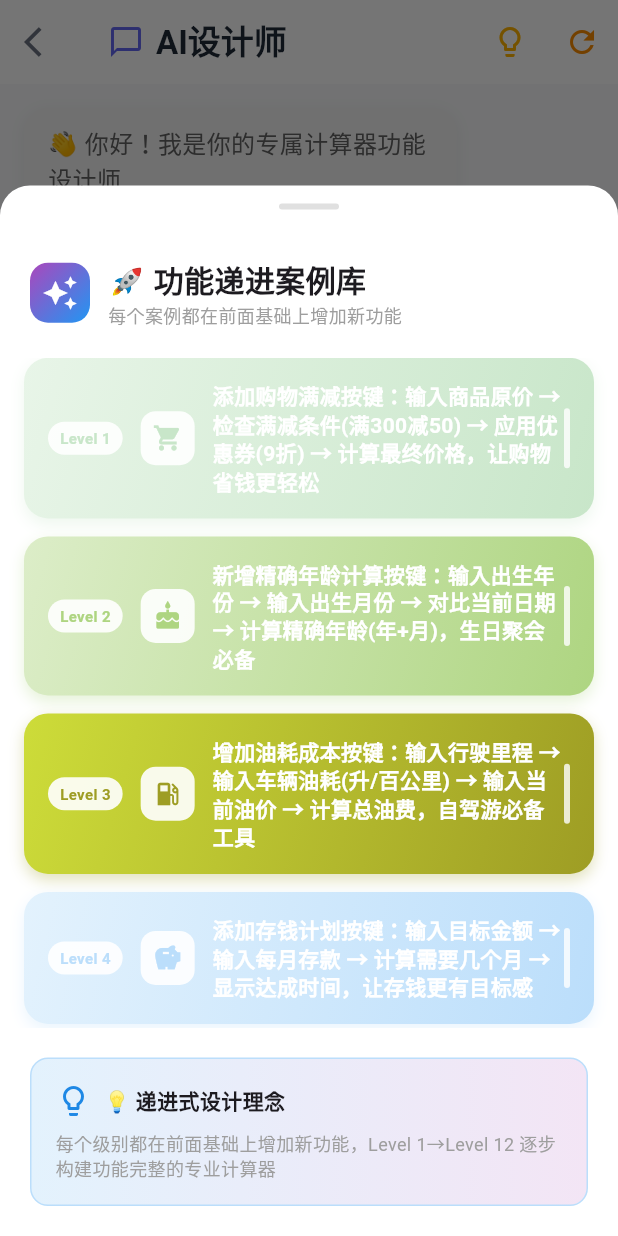
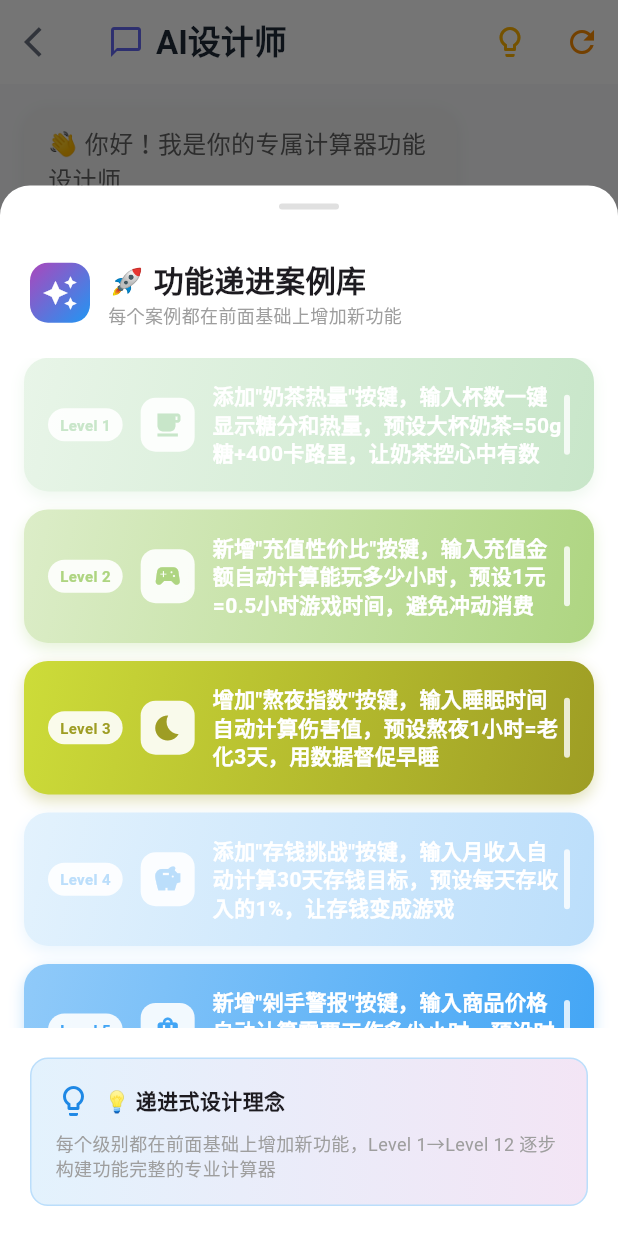
Before and after one commit to visionwise-nick/Queee-Calculator, a Flutter app: the AICustomizeScreen screen opened directly, after a tap on the "lightbulb outline" icon, on a phone screen of 412 x 824 dp. Run offline on Flutter 3.47's test engine with Material 3 defaults, Android fonts, the phone set to English and light mode, and no system bars; our stand-ins replace math_expressions, shared_preferences; accounts and stored records are empty; Roboto replaces fonts that are missing (SF Pro Display).

Commit message:
🎯【版本00095案例库特色化升级】全面替换AI设计师案例库：删除传统无聊案例，新增12个超有特色的潮流生活计算器(奶茶热量警告/游戏充值性价比/熬夜伤害指数/月光族储蓄挑战/剁手警告器/健身燃脂/咖啡因监控/恋爱纪念日/房租压力/外卖对比/加班时薪/网红打卡成本)，每个都带预设参数一键计算，更贴近年轻用户生活场景

```diff
--- a/lib/screens/ai_customize_screen.dart
+++ b/lib/screens/ai_customize_screen.dart
@@ -324,41 +324,41 @@ class _AICustomizeScreenState extends State<AICustomizeScreen>
 
   void _showQuickReplies() {
     final quickReplies = [
-      // 🛒 Level 1：购物满减神器 - 多步骤优惠计算
-      '添加购物满减按键：输入商品原价 → 检查满减条件(满300减50) → 应用优惠券(9折) → 计算最终价格，让购物省钱更轻松',
+      // 🧋 Level 1：奶茶糖分警告器 - 潮流健康助手
+      '添加"奶茶热量"按键，输入杯数一键显示糖分和热量，预设大杯奶茶=50g糖+400卡路里，让奶茶控心中有数',
 
-      // 🎂 Level 2：年龄精算器 - 多步骤年龄计算
-      '新增精确年龄计算按键：输入出生年份 → 输入出生月份 → 对比当前日期 → 计算精确年龄(年+月)，生日聚会必备',
+      // 🎮 Level 2：游戏充值性价比神器 - 理性消费助手
+      '新增"充值性价比"按键，输入充值金额自动计算能玩多少小时，预设1元=0.5小时游戏时间，避免冲动消费',
 
-      // ⛽ Level 3：油耗成本计算 - 出行费用神器
-      '增加油耗成本按键：输入行驶里程 → 输入车辆油耗(升/百公里) → 输入当前油价 → 计算总油费，自驾游必备工具',
+      // 😴 Level 3：熬夜伤害计算器 - 健康警示器
+      '增加"熬夜指数"按键，输入睡眠时间自动计算伤害值，预设熬夜1小时=老化3天，用数据督促早睡',
 
-      // 💰 Level 4：存钱目标达成 - 理财规划助手
-      '添加存钱计划按键：输入目标金额 → 输入每月存款 → 计算需要几个月 → 显示达成时间，让存钱更有目标感',
+      // 💸 Level 4：月光族储蓄挑战 - 存钱动力机
+      '添加"存钱挑战"按键，输入月收入自动计算30天存钱目标，预设每天存收入的1%，让存钱变成游戏',
 
-      // ⏰ Level 5：工资时薪计算 - 职场实用工具
-      '新增时薪计算按键：输入月薪 → 输入工作天数 → 输入每天工作小时 → 计算实际时薪，了解时间价值',
+      // 🛍️ Level 5：剁手警告器 - 消费理性化工具
+      '新增"剁手警报"按键，输入商品价格自动计算需要工作多少小时，预设时薪30元，让购物更理性',
 
-      // 🔢 Level 6：基础数学增强
-      '在现有功能基础上，添加√(开平方根)、x²(平方)、%(百分比)按键，让日常计算更便捷',
+      // 💪 Level 6：健身卡路里燃烧器 - 运动激励助手
+      '添加"燃脂计算"按键，输入运动时间自动显示消耗卡路里，预设跑步1小时=500卡，让运动更有成就感',
 
-      // 🏠 Level 7：房贷专业计算
-      '添加一个计算房贷的功能，利率3.5%，贷款30年，输入贷款金额，一键计算每月等额本息还款额',
+      // ☕ Level 7：咖啡因摄入监控 - 健康守护者
+      '新增"咖啡因警告"按键，输入咖啡杯数显示摄入量，预设1杯=95mg咖啡因，日限400mg，守护心脏健康',
 
-      // 🏥 Level 8：生活实用工具
-      '增加BMI计算(身高、体重)、小费计算(账单、小费率)、折扣计算(原价、折扣率)按键',
+      // 💕 Level 8：恋爱纪念日倒计时 - 浪漫情侣必备
+      '增加"恋爱天数"按键，输入在一起的月数自动计算天数和纪念日提醒，让爱情更有仪式感',
 
-      // 🌡️ Level 9：单位转换实用版
-      '添加温度转换(摄氏度↔华氏度)、长度转换(厘米↔英寸)、重量转换(公斤↔磅)按键',
+      // 🏠 Level 9：房租压力指数 - 生活成本分析
+      '添加"房租占比"按键，输入月薪自动计算合理房租范围，预设房租不超过收入30%，理性租房',
 
-      // 📊 Level 10：简单统计功能
-      '新增平均值、最大值、最小值按键，支持多数字输入进行基础统计分析',
+      // 🍕 Level 10：外卖vs自制成本对比 - 生活经济学
+      '新增"做饭省钱"按键，输入外卖次数显示月花费，预设外卖均价25元，自制成本8元，算出省钱金额',
 
-      // 🎯 Level 11：餐厅AA神器
-      '新增餐厅AA按键：输入总金额 → 输入用餐人数 → 自动计算每人应付金额，聚餐必备',
+      // 💼 Level 11：加班费时薪计算器 - 职场权益保护
+      '增加"加班时薪"按键，输入月薪和加班小时，自动计算真实时薪，预设标准工时22天*8小时，维护劳动权益',
 
-      // 🚀 Level 12：全功能生活计算器
-      '集成所有实用功能，包含购物计算+年龄计算+油耗计算+存钱规划+工资分析+房贷计算+生活工具，打造全能生活助手',
+      // 🌟 Level 12：网红打卡成本计算 - 社交理性消费
+      '添加"打卡成本"按键，输入网红店消费自动计算性价比，预设普通餐厅价格对比，理性种草拔草',
     ];
 
     showModalBottomSheet(
@@ -449,27 +449,25 @@ class _AICustomizeScreenState extends State<AICustomizeScreen>
 
                   final colorPair = progressColors[index % progressColors.length];
 
-                  // 递进式图标设计
+                  // 递进式图标设计 - 潮流生活化
                   final progressIcons = [
-                    // Level 1-5: 有趣生活场景图标
-                    Icons.shopping_cart,             // 购物满减
-                    Icons.cake,                      // 年龄计算
-                    Icons.local_gas_station,        // 油耗成本
-                    Icons.savings,                   // 存钱目标
-                    Icons.access_time,               // 工资时薪
+                    // Level 1-6: 年轻人生活必备
+                    Icons.local_cafe,                // 奶茶热量
+                    Icons.sports_esports,            // 游戏充值
+                    Icons.bedtime,                   // 熬夜指数
+                    Icons.savings,                   // 存钱挑战
+                    Icons.shopping_bag,              // 剁手警告
+                    Icons.fitness_center,            // 健身燃脂
 
-                    // Level 6-8: 基础功能图标
-                    Icons.calculate_outlined,        // 基础数学
-                    Icons.home_work,                 // 房贷计算
-                    Icons.healing,                   // 生活实用
+                    // Level 7-9: 健康生活管理
+                    Icons.coffee,                    // 咖啡因监控
+                    Icons.favorite,                  // 恋爱纪念日
+                    Icons.home,                      // 房租压力
 
-                    // Level 9-11: 转换和统计图标
-                    Icons.swap_horiz,                // 单位转换
-                    Icons.analytics,                 // 简单统计
-                    Icons.restaurant,                // 餐厅AA
-
-                    // Level 12: 终极功能图标
-                    Icons.rocket_launch,             // 全功能生活助手
+                    // Level 10-12: 经济理性决策
+                    Icons.restaurant_menu,           // 外卖对比
+                    Icons.work,                      // 加班时薪
+                    Icons.stars,                     // 网红打卡
                   ];
 
                   final icon = progressIcons[index % progressIcons.length];
```
